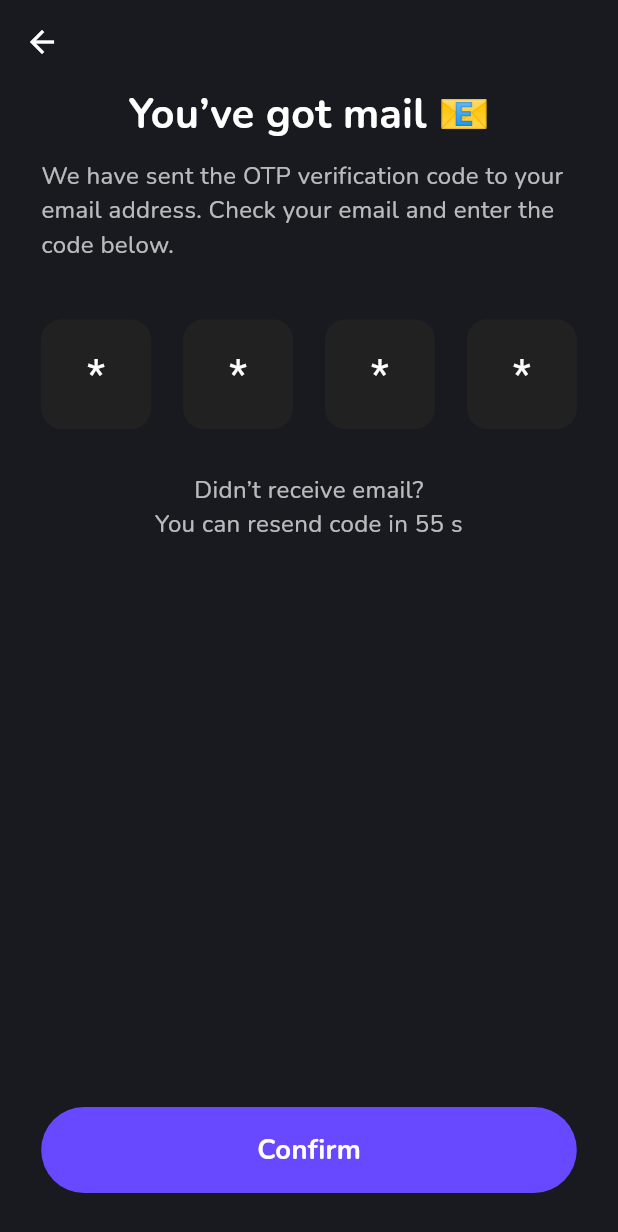
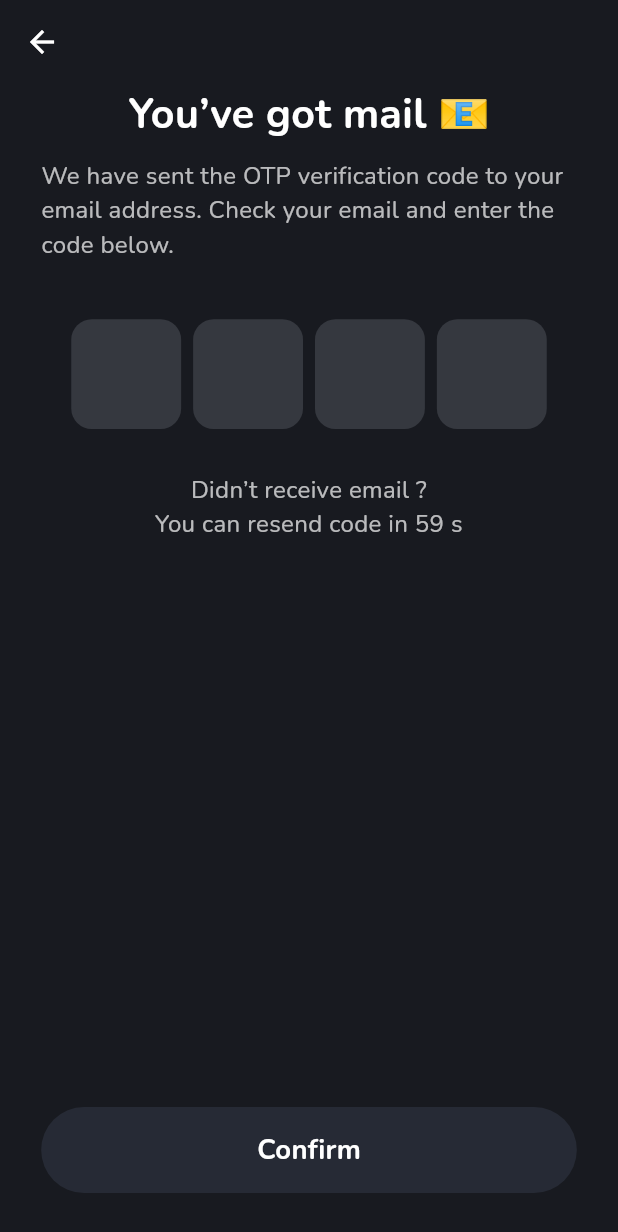
Before and after one commit to Amirxon3310/pima_quiz, a Flutter app: the OtpVerificationScreen screen opened directly, on a phone screen of 412 x 824 dp. Shown: the top 1232 px of the screen. Run offline on Flutter 3.47's test engine with Material 3 defaults, Android fonts, the phone set to English and light mode, and no system bars; drawn by our look-alikes of pinput; our stand-ins replace firebase_auth, firebase_core, flutter_bloc, flutter_screenutil, flutter_svg, lottie; accounts and stored records are empty; network calls fail.

Commit message:
auth_tugadi

```diff
--- a/lib/features/auth/presentation/bloc/auth_bloc.dart
+++ b/lib/features/auth/presentation/bloc/auth_bloc.dart
@@ -1,14 +1,19 @@
+import 'dart:async';
+
 import 'package:flutter_bloc/flutter_bloc.dart';
 import 'package:pima_quiz/features/auth/domain/repository/auth_repository.dart';
 import 'package:pima_quiz/features/auth/presentation/bloc/auth_event.dart';
 import 'package:pima_quiz/features/auth/presentation/bloc/auth_state.dart';
 
 class AuthBloc extends Bloc<AuthEvent, AuthState> {
+  Timer? timer;
   final AuthRepository repository;
   AuthBloc({required this.repository})
       : super(AuthState(
           pageViewCurrentIndex: 0,
           status: AuthStatus.initial,
+          otp: "",
+          countdown: 60,
         )) {
     on<ChangePageViewCurrentIndex>((event, emit) {
       emit(state.copyWith(pageViewCurrentIndex: event.index));
@@ -39,5 +44,23 @@ class AuthBloc extends Bloc<AuthEvent, AuthState> {
         ));
       }
     });
+
+    on<ChangeOtp>((event, emit) {
+      emit(state.copyWith(otp: event.value));
+    });
+
+    on<StartCountdown>((event, emit) async {
+      timer?.cancel();
+
+      await emit.forEach<int>(
+        Stream.periodic(const Duration(seconds: 1), (x) => 59 - x).take(60),
+        onData: (count) => state.copyWith(countdown: count),
+      );
+    });
+  }
+  @override
+  Future<void> close() {
+    timer?.cancel();
+    return super.close();
   }
 }
--- a/lib/features/auth/presentation/bloc/auth_event.dart
+++ b/lib/features/auth/presentation/bloc/auth_event.dart
@@ -20,3 +20,11 @@ class RegisterEvent extends AuthEvent {
 
   RegisterEvent(this.user, this.password);
 }
+
+class ChangeOtp extends AuthEvent {
+  final String value;
+
+  ChangeOtp({required this.value});
+}
+
+class StartCountdown extends AuthEvent {}
--- a/lib/features/auth/presentation/bloc/auth_state.dart
+++ b/lib/features/auth/presentation/bloc/auth_state.dart
@@ -4,22 +4,29 @@ class AuthState {
   int pageViewCurrentIndex;
   String? message;
   AuthStatus status;
+  String otp;
+  int countdown;
 
-  AuthState({
-    required this.pageViewCurrentIndex,
-    this.message,
-    required this.status,
-  });
+  AuthState(
+      {required this.pageViewCurrentIndex,
+      this.message,
+      required this.status,
+      required this.otp,
+      required this.countdown});
 
   AuthState copyWith({
     int? pageViewCurrentIndex,
     String? message,
     AuthStatus? status,
+    String? otp,
+    int? countdown,
   }) {
     return AuthState(
       pageViewCurrentIndex: pageViewCurrentIndex ?? this.pageViewCurrentIndex,
       message: message ?? this.message,
       status: status ?? this.status,
+      otp: otp ?? this.otp,
+      countdown: countdown ?? this.countdown,
     );
   }
 }
--- a/lib/features/auth/presentation/pages/otp_verification_screen.dart
+++ b/lib/features/auth/presentation/pages/otp_verification_screen.dart
@@ -1,11 +1,37 @@
 import 'package:flutter/material.dart';
+import 'package:flutter_bloc/flutter_bloc.dart';
 import 'package:flutter_screenutil/flutter_screenutil.dart';
 import 'package:pima_quiz/core/resources/app_colors.dart';
 import 'package:pima_quiz/core/widgets/custom_button.dart';
+import 'package:pima_quiz/features/auth/presentation/bloc/auth_bloc.dart';
+import 'package:pima_quiz/features/auth/presentation/bloc/auth_event.dart';
+import 'package:pima_quiz/features/auth/presentation/bloc/auth_state.dart';
 import 'package:pima_quiz/features/auth/presentation/pages/create_new_password_screen.dart';
+import 'package:pinput/pinput.dart';
 
-class OtpVerificationScreen extends StatelessWidget {
+class OtpVerificationScreen extends StatefulWidget {
   const OtpVerificationScreen({super.key});
+
+  @override
+  State<OtpVerificationScreen> createState() => _OtpVerificationScreenState();
+}
+
+class _OtpVerificationScreenState extends State<OtpVerificationScreen> {
+  final defaultPinTheme = PinTheme(
+    width: 64.w,
+    height: 64.w,
+    textStyle: TextStyle(fontSize: 24.sp, color: Colors.white),
+    decoration: BoxDecoration(
+      color: AppColors.dark4,
+      borderRadius: BorderRadius.circular(12.r),
+    ),
+  );
+
+  @override
+  void didChangeDependencies() {
+    context.read<AuthBloc>().add(StartCountdown());
+    super.didChangeDependencies();
+  }
 
   @override
   Widget build(BuildContext context) {
@@ -37,44 +63,51 @@ class OtpVerificationScreen extends StatelessWidget {
               ),
             ),
             SizedBox(height: 32.h),
-            Row(
-              mainAxisAlignment: MainAxisAlignment.spaceBetween,
-              children: List.generate(
-                4,
-                (index) => Container(
-                  width: 64.w,
-                  height: 64.w,
-                  alignment: Alignment.center,
-                  decoration: BoxDecoration(
-                    color: Colors.grey[900],
-                    borderRadius: BorderRadius.circular(12.r),
-                  ),
-                  child: Text(
-                    '*',
-                    style: TextStyle(fontSize: 24.sp, color: Colors.white),
+            Pinput(
+              length: 4,
+              defaultPinTheme: defaultPinTheme,
+              focusedPinTheme: defaultPinTheme.copyWith(
+                decoration: defaultPinTheme.decoration!.copyWith(
+                  border: Border.all(color: Colors.white, width: 2),
                 ),
               ),
-              ),
+              submittedPinTheme: defaultPinTheme,
+              showCursor: true,
+              keyboardType: TextInputType.number,
+              onChanged: (value) {
+                context.read<AuthBloc>().add(ChangeOtp(value: value));
+              },
             ),
             SizedBox(height: 24.h),
-            Text(
-              "Didn’t receive email?\nYou can resend code in 55 s",
+            BlocBuilder<AuthBloc, AuthState>(
+              builder: (context, state) {
+                return Text(
+                  "Didn’t receive email ?\nYou can resend code in ${state.countdown} s",
                   style: TextStyle(
                     fontSize: 14.sp,
                     fontFamily: 'Nunito',
                     color: Colors.white70,
                   ),
                   textAlign: TextAlign.center,
+                );
+              },
             ),
             Spacer(),
-            CustomButton(
+            BlocBuilder<AuthBloc, AuthState>(
+              builder: (context, state) {
+                return CustomButton(
+                  isFilled: state.otp.length == 4,
                   text: "Confirm",
-              onTap: () {
+                  onTap: state.otp.length == 4 && state.countdown > 0
+                      ? () {
                           Navigator.push(
                             context,
                             MaterialPageRoute(
                               builder: (context) => CreateNewPasswordScreen(),
                             ),
+                          );
+                        }
+                      : () {},
                 );
               },
             ),
--- a/lib/features/home/presentation/pages/news_screen.dart
+++ b/lib/features/home/presentation/pages/news_screen.dart
@@ -63,7 +63,7 @@ class _NewsScreenState extends State<NewsScreen> {
               spacing: 16.w,
               children: [
                 ClipRRect(
-                  borderRadius: BorderRadiusGeometry.only(
+                  borderRadius: BorderRadius.only(
                     topLeft: Radius.circular(12.r),
                     bottomLeft: Radius.circular(12.r),
                   ),
--- a/lib/features/home/presentation/widgets/category_widget.dart
+++ b/lib/features/home/presentation/widgets/category_widget.dart
@@ -13,7 +13,7 @@ class CategoryWidget extends StatelessWidget {
   @override
   Widget build(BuildContext context) {
     return ClipRRect(
-      borderRadius: BorderRadiusGeometry.circular(16.r),
+      borderRadius: BorderRadius.circular(16.r),
       child: Stack(
         children: [
           Image.network(
--- a/lib/features/home/presentation/widgets/container_widget.dart
+++ b/lib/features/home/presentation/widgets/container_widget.dart
@@ -27,7 +27,7 @@ class ContainerWidget extends StatelessWidget {
         mainAxisSize: MainAxisSize.min,
         children: [
           ClipRRect(
-            borderRadius: BorderRadiusGeometry.only(
+            borderRadius: BorderRadius.only(
               topLeft: Radius.circular(16.r),
               topRight: Radius.circular(16.r),
             ),
--- a/pubspec.yaml
+++ b/pubspec.yaml
@@ -17,6 +17,7 @@ dependencies:
   flutter_svg: ^2.2.0
   image_picker: ^1.1.2
   lottie: ^3.3.1
+  pinput: ^5.0.1
   shimmer: ^3.0.0
 
 dev_dependencies:
```
Also changed, not shown: lib/features/auth/presentation/pages/forgot_password.dart (+18 -1 lines), pubspec.lock. Lines whose indentation alone changed are shown as unchanged.
